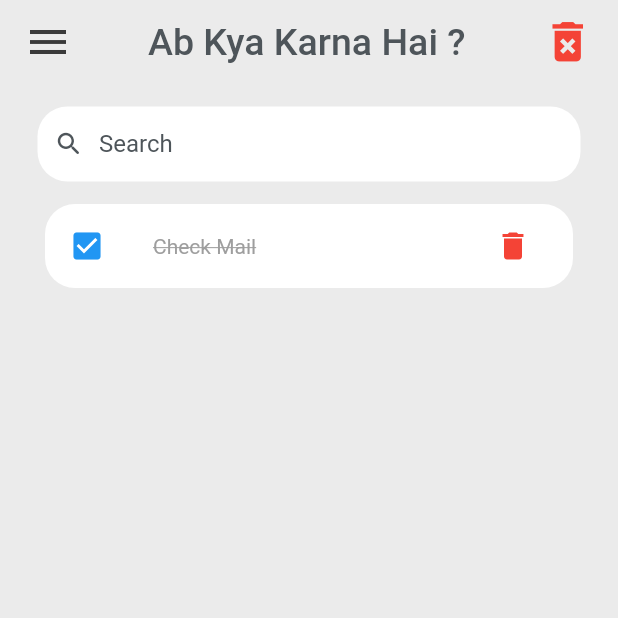
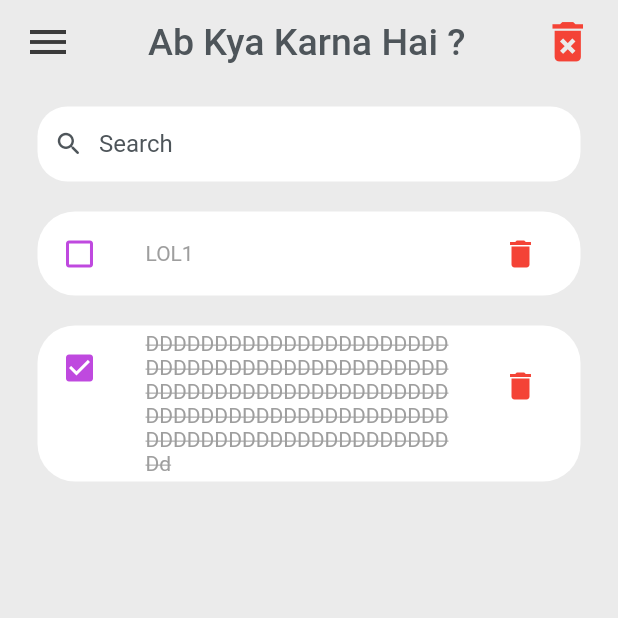
Before and after one commit to Vedansh-Dubey/TODO, a Flutter app: the screen it shows after launch, on a phone screen of 412 x 824 dp, the top half of it. Run offline on Flutter 3.47's test engine with Material 2 defaults, Android fonts, the phone set to English and light mode, and no system bars.

Commit message:
Added dynamic functionality

```diff
--- a/lib/main.dart
+++ b/lib/main.dart
@@ -14,8 +14,8 @@ class MyApp extends StatelessWidget {
   @override
   Widget build(BuildContext context) {
     SystemChrome.setSystemUIOverlayStyle(
-     SystemUiOverlayStyle(statusBarColor: Colors.transparent));
-    return const MaterialApp(
+        const SystemUiOverlayStyle(statusBarColor: Colors.transparent));
+    return MaterialApp(
       debugShowCheckedModeBanner: false,
       title: 'TODO App',
       home: Home(),
--- /dev/null
+++ b/lib/model/todo_model.dart
@@ -0,0 +1,24 @@
+// ignore_for_file: public_member_api_docs, sort_constructors_first
+import 'dart:convert';
+
+class Todo {
+  String? id;
+  String? todoItem;
+  bool isDone;
+  Todo({
+    this.id,
+    this.todoItem,
+    this.isDone = false,
+  });
+
+  static List<Todo> todoList() {
+    return [
+      Todo(id: '01', todoItem: 'LOL1', isDone: false),
+      Todo(
+          id: '02',
+          todoItem:
+              'DDDDDDDDDDDDDDDDDDDDDDDDDDDDDDDDDDDDDDDDDDDDDDDDDDDDDDDDDDDDDDDDDDDDDDDDDDDDDDDDDDDDDDDDDDDDDDDDDDDDDDDDDDDDDDDd',
+          isDone: true),
+    ];
+  }
+}
--- a/lib/screens/homepage.dart
+++ b/lib/screens/homepage.dart
@@ -1,11 +1,12 @@
 import 'package:flutter/material.dart';
 import 'package:flutter/services.dart';
 import 'package:todo/constants/colors.dart';
+import '../model/todo_model.dart';
 import '../widgets/todolist.dart';
 
 class Home extends StatelessWidget {
-  const Home({super.key});
-
+  Home({super.key});
+  final todoList = Todo.todoList();
   @override
   Widget build(BuildContext context) {
     final Color bg = Color.fromARGB(255, 235, 235, 235),
@@ -20,7 +21,7 @@ class Home extends StatelessWidget {
           Expanded(
             child: ListView(
               children: [
-                ToDoList(),
+                for (Todo todoo in todoList) ToDoList(todo: todoo),
               ],
             ),
           )
--- a/lib/widgets/todolist.dart
+++ b/lib/widgets/todolist.dart
@@ -1,29 +1,34 @@
 import 'package:flutter/material.dart';
 
+import '../model/todo_model.dart';
+
 class ToDoList extends StatelessWidget {
-  const ToDoList({super.key});
+  final Todo todo;
+  const ToDoList({Key? key, required this.todo});
 
   @override
   Widget build(BuildContext context) {
     return Container(
-      padding: const EdgeInsets.symmetric(horizontal: 5, vertical: 15),
+      padding: const EdgeInsets.only(top: 20),
       child: ListTile(
         onTap: () {},
         shape: RoundedRectangleBorder(
-          borderRadius: BorderRadius.circular(20),
+          borderRadius: BorderRadius.circular(25),
         ),
         tileColor: Colors.white,
-        leading: const Icon(
-          Icons.check_box,
-          color: Colors.blue,
+        leading: Icon(
+          todo.isDone
+              ? Icons.check_box
+              : Icons.check_box_outline_blank_outlined,
+          color: Color.fromARGB(255, 191, 73, 223),
           size: 24,
         ),
-        title: const Text(
-          'Check Mail',
+        title: Text(
+          todo.todoItem!,
           style: TextStyle(
             fontSize: 14,
             color: Colors.grey,
-            decoration: TextDecoration.lineThrough,
+            decoration: todo.isDone ? TextDecoration.lineThrough : null,
           ),
         ),
         trailing: IconButton(
```
